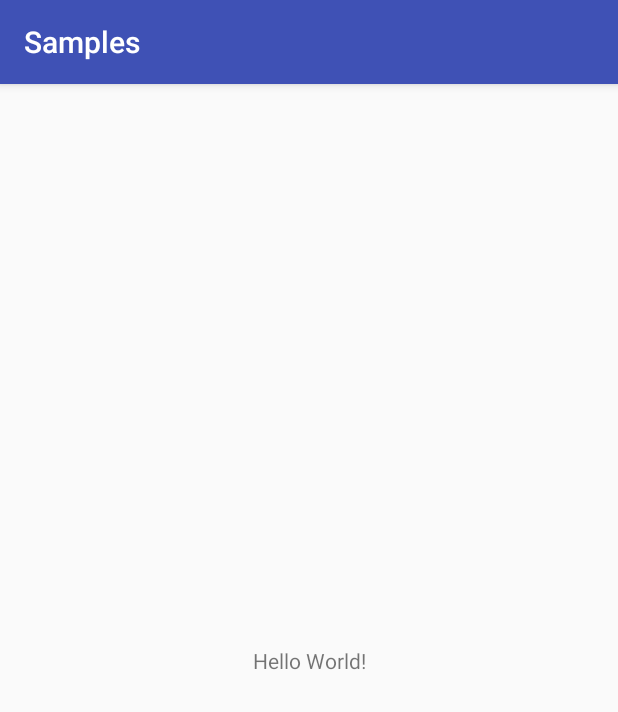
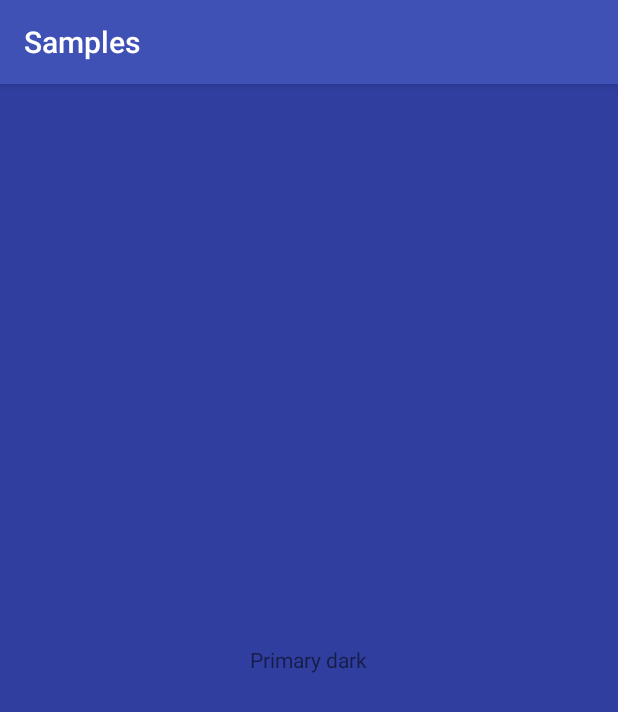
Before and after one commit to Stage3Dev/VerticalPager, an Android app: the screen it shows after launch (MainActivity), on a phone screen of 412 x 824 dp. Shown: the top 712 px of the screen. Run offline under Robolectric (Android 15) with nearby library versions, the phone set to English and light mode, and no system bars.

Commit message:
initial working sample

```diff
--- a/app/build.gradle
+++ b/app/build.gradle
@@ -23,11 +23,13 @@ android {
 }
 
 dependencies {
-    compile fileTree(dir: 'libs', include: ['*.jar'])
+    compile fileTree(include: ['*.jar'], dir: 'libs')
     androidTestCompile('com.android.support.test.espresso:espresso-core:2.2.2', {
         exclude group: 'com.android.support', module: 'support-annotations'
     })
+    compile project(':vertical-pager')
     compile 'com.android.support:appcompat-v7:25.3.1'
     compile 'com.android.support.constraint:constraint-layout:1.0.2'
+    compile 'com.android.support:support-v4:25.3.1'
     testCompile 'junit:junit:4.12'
 }
--- a/app/src/main/java/com/stage3dev/samples/verticalPager/MainActivity.java
+++ b/app/src/main/java/com/stage3dev/samples/verticalPager/MainActivity.java
@@ -1,13 +1,61 @@
 package com.stage3dev.samples.verticalPager;
 
+import android.os.Bundle;
+import android.support.annotation.ColorRes;
+import android.support.v4.app.Fragment;
+import android.support.v4.app.FragmentStatePagerAdapter;
 import android.support.v7.app.AppCompatActivity;
-import android.os.Bundle;
+
+import com.stage3dev.verticalpager.VerticalViewPager;
+
+import java.util.ArrayList;
+import java.util.List;
 
 public class MainActivity extends AppCompatActivity {
+
+    private VerticalViewPager pager;
+
+    private List<FragData> data = new ArrayList<>();
 
     @Override
     protected void onCreate(Bundle savedInstanceState) {
         super.onCreate(savedInstanceState);
         setContentView(R.layout.activity_main);
+
+
+        data.add(new FragData(R.color.primary_dark, "Primary dark"));
+        data.add(new FragData(R.color.colorAccent, "Accent"));
+        data.add(new FragData(R.color.primary_light, "Primary Light"));
+        data.add(new FragData(R.color.primary, "Primary"));
+
+
+        pager = ((VerticalViewPager) findViewById(R.id.pager));
+
+        pager.setAdapter(new FragmentStatePagerAdapter(getSupportFragmentManager()) {
+            @Override
+            public Fragment getItem(int position) {
+                FragData fd = data.get(position);
+                return PlaceholderFragment.newInstance(fd.color, fd.text);
+            }
+
+            @Override
+            public int getCount() {
+                return data.size();
+            }
+        });
     }
+
+    private static class FragData {
+
+        @ColorRes
+        int color;
+
+        String text;
+
+        public FragData(int color, String text) {
+            this.color = color;
+            this.text = text;
+        }
+    }
+
 }
--- /dev/null
+++ b/app/src/main/java/com/stage3dev/samples/verticalPager/PlaceholderFragment.java
@@ -0,0 +1,59 @@
+package com.stage3dev.samples.verticalPager;
+
+import android.os.Bundle;
+import android.support.annotation.ColorRes;
+import android.support.v4.app.Fragment;
+import android.support.v4.content.ContextCompat;
+import android.view.LayoutInflater;
+import android.view.View;
+import android.view.ViewGroup;
+import android.widget.TextView;
+
+public class PlaceholderFragment extends Fragment {
+
+    // the fragment initialization parameters, e.g. ARG_ITEM_NUMBER
+    private static final String ARG_COLOR = "arg_color";
+    private static final String ARG_TEXT = "arg_text";
+
+    @ColorRes
+    private int color;
+
+    private String text;
+
+    private TextView fragText;
+
+    public PlaceholderFragment() {
+        // Required empty public constructor
+    }
+
+    public static PlaceholderFragment newInstance(@ColorRes int color, String text) {
+        PlaceholderFragment fragment = new PlaceholderFragment();
+        Bundle args = new Bundle();
+        args.putInt(ARG_COLOR, color);
+        args.putString(ARG_TEXT, text);
+        fragment.setArguments(args);
+        return fragment;
+    }
+
+    @Override
+    public void onCreate(Bundle savedInstanceState) {
+        super.onCreate(savedInstanceState);
+        if (getArguments() != null) {
+            this.color = getArguments().getInt(ARG_COLOR);
+            this.text = getArguments().getString(ARG_TEXT, "");
+        }
+    }
+
+    @Override
+    public View onCreateView(LayoutInflater inflater, ViewGroup container,
+                             Bundle savedInstanceState) {
+
+        // Inflate the layout for this fragment
+
+        View v = inflater.inflate(R.layout.fragment_placeholder, container, false);
+        v.setBackgroundColor(ContextCompat.getColor(getContext(), color));
+        ((TextView) v.findViewById(R.id.frag_text)).setText(text);
+
+        return v;
+    }
+}
--- a/app/src/main/res/layout/activity_main.xml
+++ b/app/src/main/res/layout/activity_main.xml
@@ -6,9 +6,13 @@
     android:layout_height="match_parent"
     tools:context="com.stage3dev.samples.verticalPager.MainActivity">
 
-    <TextView android:layout_width="wrap_content" android:layout_height="wrap_content"
-        android:text="Hello World!" app:layout_constraintBottom_toBottomOf="parent"
-        app:layout_constraintLeft_toLeftOf="parent" app:layout_constraintRight_toRightOf="parent"
+    <com.stage3dev.verticalpager.VerticalViewPager
+        android:id="@+id/pager"
+        android:layout_width="0dp"
+        android:layout_height="0dp"
+        app:layout_constraintRight_toRightOf="parent"
+        app:layout_constraintLeft_toLeftOf="parent"
+        app:layout_constraintBottom_toBottomOf="parent"
         app:layout_constraintTop_toTopOf="parent" />
 
 </android.support.constraint.ConstraintLayout>
--- /dev/null
+++ b/app/src/main/res/layout/fragment_placeholder.xml
@@ -0,0 +1,14 @@
+<FrameLayout xmlns:android="http://schemas.android.com/apk/res/android"
+    xmlns:tools="http://schemas.android.com/tools"
+    android:layout_width="match_parent"
+    android:layout_height="match_parent"
+    tools:context="com.stage3dev.samples.verticalPager.PlaceholderFragment">
+
+    <TextView
+        android:id="@+id/frag_text"
+        android:layout_width="wrap_content"
+        android:layout_height="wrap_content"
+        android:layout_gravity="center"
+        tools:text="TEXT" />
+
+</FrameLayout>
--- a/app/src/main/res/values/colors.xml
+++ b/app/src/main/res/values/colors.xml
@@ -1,6 +1,11 @@
 <?xml version="1.0" encoding="utf-8"?>
 <resources>
-    <color name="colorPrimary">#3F51B5</color>
-    <color name="colorPrimaryDark">#303F9F</color>
-    <color name="colorAccent">#FF4081</color>
+    <color name="primary">#3F51B5</color>
+    <color name="primary_dark">#303F9F</color>
+    <color name="primary_light">#C5CAE9</color>
+    <color name="accent">#009688</color>
+    <color name="primary_text">#212121</color>
+    <color name="secondary_text">#757575</color>
+    <color name="icons">#FFFFFF</color>
+    <color name="divider">#BDBDBD</color>
 </resources>
--- a/app/src/main/res/values/strings.xml
+++ b/app/src/main/res/values/strings.xml
@@ -1,3 +1,6 @@
 <resources>
     <string name="app_name">Samples</string>
+
+    <!-- TODO: Remove or change this placeholder text -->
+    <string name="hello_blank_fragment">Hello blank fragment</string>
 </resources>
--- a/vertical-pager/src/main/AndroidManifest.xml
+++ b/vertical-pager/src/main/AndroidManifest.xml
@@ -4,9 +4,7 @@
 
     <application
         android:allowBackup="true"
-        android:icon="@mipmap/ic_launcher"
         android:label="@string/app_name"
-        android:roundIcon="@mipmap/ic_launcher_round"
         android:supportsRtl="true"
         android:theme="@style/AppTheme">
 
```
Also changed, not shown: vertical-pager/src/main/java/com/stage3dev/verticalpager/VerticalViewPager.java (added, +204 -0 lines), vertical-pager/src/main/res/mipmap-hdpi/ic_launcher.png (deleted), vertical-pager/src/main/res/mipmap-hdpi/ic_launcher_round.png (deleted), vertical-pager/src/main/res/mipmap-mdpi/ic_launcher.png (deleted), vertical-pager/src/main/res/mipmap-mdpi/ic_launcher_round.png (deleted), vertical-pager/src/main/res/mipmap-xhdpi/ic_launcher.png (deleted), vertical-pager/src/main/res/mipmap-xhdpi/ic_launcher_round.png (deleted), vertical-pager/src/main/res/mipmap-xxhdpi/ic_launcher.png (deleted), vertical-pager/src/main/res/mipmap-xxhdpi/ic_launcher_round.png (deleted), vertical-pager/src/main/res/mipmap-xxxhdpi/ic_launcher.png (deleted), vertical-pager/src/main/res/mipmap-xxxhdpi/ic_launcher_round.png (deleted).
